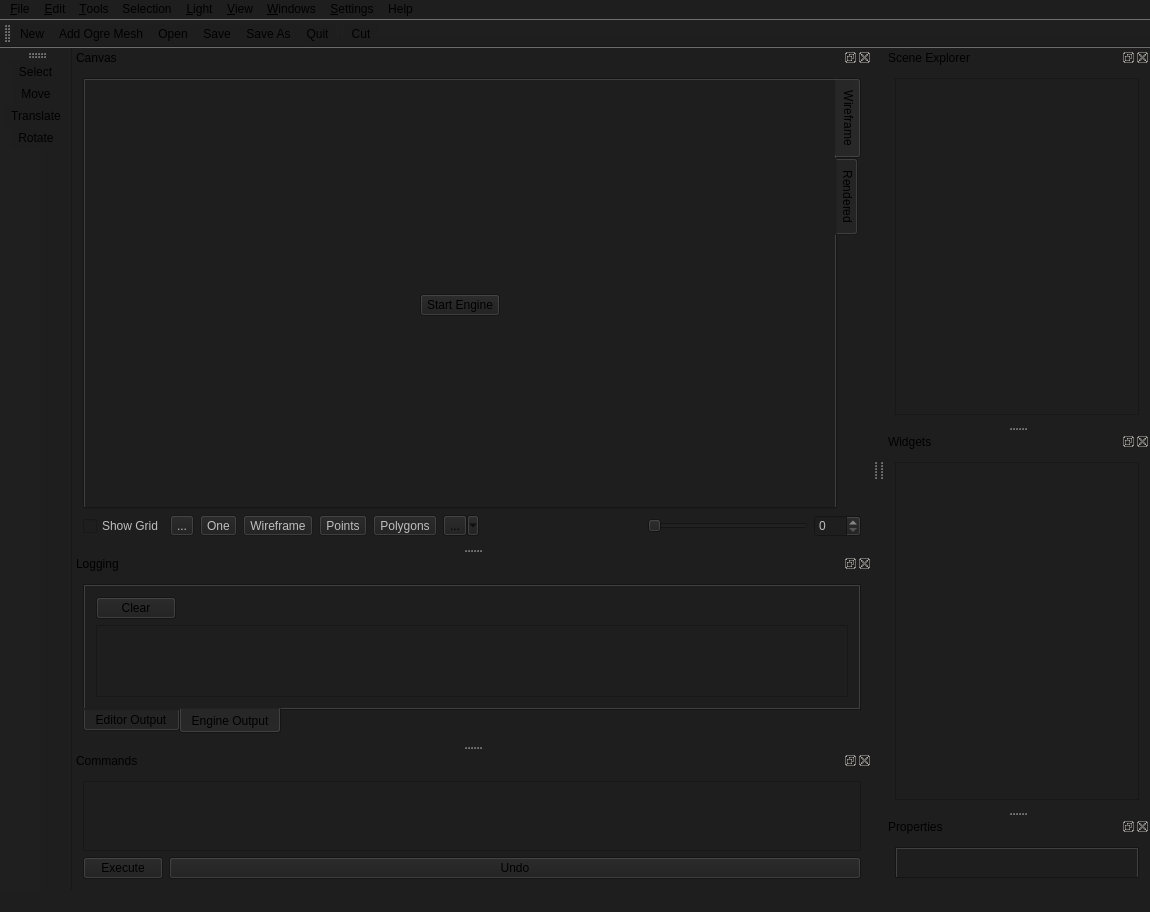
First picture: the form in Morph/mainwindow.ui, repository wazery/Morph-SDK, before the edit.
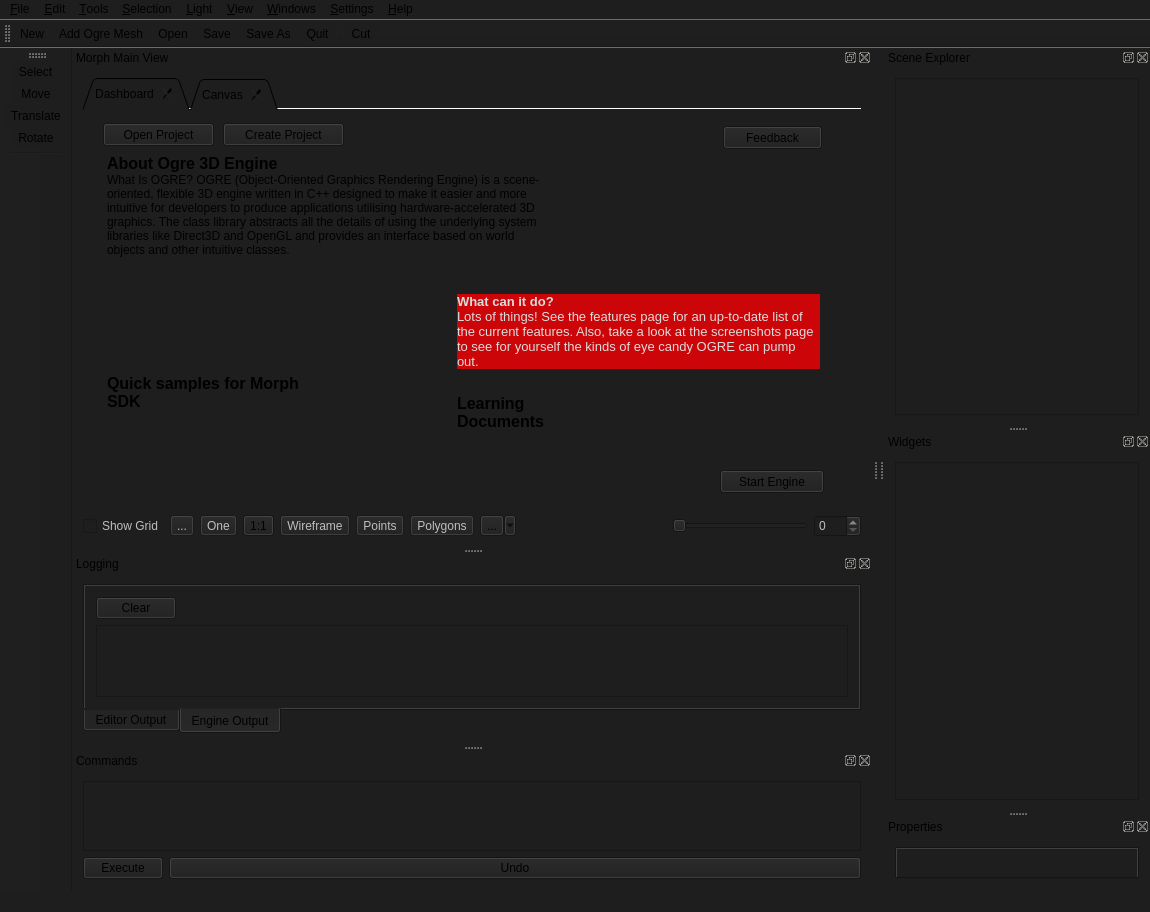
Second picture: the form after the edit. Icons and pictures are not drawn. Custom widgets are drawn as their Qt base class.

The edit to the form file:
```diff
--- a/Morph/mainwindow.ui
+++ b/Morph/mainwindow.ui
@@ -80,8 +80,9 @@
    </widget>
    <widget class="QMenu" name="menuSelection">
     <property name="title">
-     <string>Selection</string>
+     <string>&amp;Selection</string>
     </property>
+    <addaction name="action_Remove_Selected"/>
    </widget>
    <widget class="QMenu" name="menuObjects">
     <property name="title">
@@ -104,7 +105,6 @@
     <addaction name="actionMove"/>
     <addaction name="actionTranslate"/>
     <addaction name="actionRemoveMesh"/>
-    <addaction name="actionFakeError"/>
    </widget>
    <widget class="QMenu" name="menuWindows">
     <property name="title">
@@ -119,7 +119,7 @@
    </widget>
    <widget class="QMenu" name="menuHelp">
     <property name="title">
-     <string>Help</string>
+     <string>&amp;Help</string>
     </property>
     <addaction name="actionAbout_Morph"/>
    </widget>
@@ -193,6 +193,7 @@
    <addaction name="actionMove"/>
    <addaction name="actionTranslate"/>
    <addaction name="actionRotate"/>
+   <addaction name="separator"/>
   </widget>
   <widget class="QDockWidget" name="dockWidget">
    <property name="sizePolicy">
@@ -217,7 +218,7 @@
     <set>QDockWidget::AllDockWidgetFeatures</set>
    </property>
    <property name="windowTitle">
-    <string>Canvas</string>
+    <string>Morph Main View</string>
    </property>
    <attribute name="dockWidgetArea">
     <number>1</number>
@@ -233,10 +234,10 @@
         <string notr="true"/>
        </property>
        <property name="tabPosition">
-        <enum>QTabWidget::East</enum>
+        <enum>QTabWidget::North</enum>
        </property>
        <property name="tabShape">
-        <enum>QTabWidget::Rounded</enum>
+        <enum>QTabWidget::Triangular</enum>
        </property>
        <property name="currentIndex">
         <number>0</number>
@@ -244,94 +245,187 @@
        <property name="elideMode">
         <enum>Qt::ElideNone</enum>
        </property>
+       <property name="documentMode">
+        <bool>true</bool>
+       </property>
+       <property name="tabsClosable">
+        <bool>true</bool>
+       </property>
+       <property name="movable">
+        <bool>true</bool>
+       </property>
        <widget class="QWidget" name="tab_2">
         <attribute name="title">
-         <string>Wireframe</string>
+         <string>Dashboard</string>
         </attribute>
-        <layout class="QGridLayout" name="gridLayout_6">
-         <item row="1" column="0">
-          <layout class="QGridLayout" name="gridLayout_5">
-           <item row="0" column="1">
-            <widget class="QPushButton" name="pushButton">
-             <property name="accessibleName">
-              <string>Start</string>
-             </property>
-             <property name="text">
-              <string>Start Engine</string>
-             </property>
-             <property name="shortcut">
-              <string>Ctrl+Return</string>
-             </property>
-             <property name="autoDefault">
-              <bool>false</bool>
-             </property>
-             <property name="default">
-              <bool>false</bool>
-             </property>
-             <property name="flat">
-              <bool>false</bool>
-             </property>
-            </widget>
-           </item>
-           <item row="1" column="1">
-            <spacer name="verticalSpacer">
-             <property name="orientation">
-              <enum>Qt::Vertical</enum>
-             </property>
-             <property name="sizeHint" stdset="0">
-              <size>
-               <width>20</width>
-               <height>18</height>
-              </size>
-             </property>
-            </spacer>
-           </item>
-           <item row="0" column="2">
-            <spacer name="horizontalSpacer">
-             <property name="orientation">
-              <enum>Qt::Horizontal</enum>
-             </property>
-             <property name="sizeHint" stdset="0">
-              <size>
-               <width>40</width>
-               <height>20</height>
-              </size>
-             </property>
-            </spacer>
-           </item>
-           <item row="0" column="0">
-            <spacer name="horizontalSpacer_2">
-             <property name="orientation">
-              <enum>Qt::Horizontal</enum>
-             </property>
-             <property name="sizeHint" stdset="0">
-              <size>
-               <width>40</width>
-               <height>20</height>
-              </size>
-             </property>
-            </spacer>
-           </item>
-          </layout>
-         </item>
-         <item row="0" column="0">
-          <spacer name="verticalSpacer_2">
-           <property name="orientation">
-            <enum>Qt::Vertical</enum>
-           </property>
-           <property name="sizeHint" stdset="0">
-            <size>
-             <width>20</width>
-             <height>40</height>
-            </size>
-           </property>
-          </spacer>
-         </item>
-        </layout>
+        <widget class="QTextEdit" name="textEdit_2">
+         <property name="geometry">
+          <rect>
+           <x>370</x>
+           <y>180</y>
+           <width>371</width>
+           <height>91</height>
+          </rect>
+         </property>
+         <property name="frameShape">
+          <enum>QFrame::NoFrame</enum>
+         </property>
+         <property name="frameShadow">
+          <enum>QFrame::Plain</enum>
+         </property>
+         <property name="html">
+          <string>&lt;!DOCTYPE HTML PUBLIC &quot;-//W3C//DTD HTML 4.0//EN&quot; &quot;http://www.w3.org/TR/REC-html40/strict.dtd&quot;&gt;
+&lt;html&gt;&lt;head&gt;&lt;meta name=&quot;qrichtext&quot; content=&quot;1&quot; /&gt;&lt;style type=&quot;text/css&quot;&gt;
+p, li { white-space: pre-wrap; }
+&lt;/style&gt;&lt;/head&gt;&lt;body style=&quot; font-family:'Sans Serif'; font-size:9pt; font-weight:400; font-style:normal;&quot;&gt;
+&lt;p style=&quot; margin-top:12px; margin-bottom:12px; margin-left:0px; margin-right:0px; -qt-block-indent:0; text-indent:0px; background-color:#cc0508;&quot;&gt;&lt;span style=&quot; font-family:'Verdana,Geneva,Arial,Helvetica,sans-serif'; font-size:13px; font-weight:600; color:#dcdcdc;&quot;&gt;What can it do?&lt;/span&gt;&lt;span style=&quot; font-family:'Verdana,Geneva,Arial,Helvetica,sans-serif'; font-size:13px; color:#dcdcdc;&quot;&gt;&lt;br /&gt;Lots of things! See the features page for an up-to-date list of the current features. Also, take a look at the screenshots page to see for yourself the kinds of eye candy OGRE can pump out.&lt;/span&gt;&lt;/p&gt;&lt;/body&gt;&lt;/html&gt;</string>
+         </property>
+        </widget>
+        <widget class="QTextEdit" name="textEdit_3">
+         <property name="geometry">
+          <rect>
+           <x>20</x>
+           <y>260</y>
+           <width>201</width>
+           <height>51</height>
+          </rect>
+         </property>
+         <property name="frameShape">
+          <enum>QFrame::NoFrame</enum>
+         </property>
+         <property name="frameShadow">
+          <enum>QFrame::Plain</enum>
+         </property>
+         <property name="html">
+          <string>&lt;!DOCTYPE HTML PUBLIC &quot;-//W3C//DTD HTML 4.0//EN&quot; &quot;http://www.w3.org/TR/REC-html40/strict.dtd&quot;&gt;
+&lt;html&gt;&lt;head&gt;&lt;meta name=&quot;qrichtext&quot; content=&quot;1&quot; /&gt;&lt;style type=&quot;text/css&quot;&gt;
+p, li { white-space: pre-wrap; }
+&lt;/style&gt;&lt;/head&gt;&lt;body style=&quot; font-family:'Sans Serif'; font-size:9pt; font-weight:400; font-style:normal;&quot;&gt;
+&lt;p style=&quot; margin-top:0px; margin-bottom:0px; margin-left:0px; margin-right:0px; -qt-block-indent:0; text-indent:0px;&quot;&gt;&lt;span style=&quot; font-size:12pt; font-weight:600;&quot;&gt;Quick samples for Morph SDK&lt;/span&gt;&lt;/p&gt;&lt;/body&gt;&lt;/html&gt;</string>
+         </property>
+        </widget>
+        <widget class="QTextEdit" name="textEdit_4">
+         <property name="geometry">
+          <rect>
+           <x>370</x>
+           <y>280</y>
+           <width>151</width>
+           <height>61</height>
+          </rect>
+         </property>
+         <property name="frameShape">
+          <enum>QFrame::NoFrame</enum>
+         </property>
+         <property name="frameShadow">
+          <enum>QFrame::Plain</enum>
+         </property>
+         <property name="html">
+          <string>&lt;!DOCTYPE HTML PUBLIC &quot;-//W3C//DTD HTML 4.0//EN&quot; &quot;http://www.w3.org/TR/REC-html40/strict.dtd&quot;&gt;
+&lt;html&gt;&lt;head&gt;&lt;meta name=&quot;qrichtext&quot; content=&quot;1&quot; /&gt;&lt;style type=&quot;text/css&quot;&gt;
+p, li { white-space: pre-wrap; }
+&lt;/style&gt;&lt;/head&gt;&lt;body style=&quot; font-family:'Sans Serif'; font-size:9pt; font-weight:400; font-style:normal;&quot;&gt;
+&lt;p style=&quot; margin-top:0px; margin-bottom:0px; margin-left:0px; margin-right:0px; -qt-block-indent:0; text-indent:0px;&quot;&gt;&lt;span style=&quot; font-size:12pt; font-weight:600;&quot;&gt;Learning Documents&lt;/span&gt;&lt;/p&gt;&lt;/body&gt;&lt;/html&gt;</string>
+         </property>
+        </widget>
+        <widget class="QPushButton" name="pushButton_4">
+         <property name="geometry">
+          <rect>
+           <x>20</x>
+           <y>13</y>
+           <width>111</width>
+           <height>23</height>
+          </rect>
+         </property>
+         <property name="text">
+          <string>Open Project</string>
+         </property>
+        </widget>
+        <widget class="QPushButton" name="pushButton_5">
+         <property name="geometry">
+          <rect>
+           <x>140</x>
+           <y>13</y>
+           <width>121</width>
+           <height>23</height>
+          </rect>
+         </property>
+         <property name="text">
+          <string>Create Project</string>
+         </property>
+        </widget>
+        <widget class="QPushButton" name="pushButton_6">
+         <property name="geometry">
+          <rect>
+           <x>640</x>
+           <y>16</y>
+           <width>99</width>
+           <height>23</height>
+          </rect>
+         </property>
+         <property name="text">
+          <string>Feedback</string>
+         </property>
+        </widget>
+        <widget class="QTextEdit" name="textEdit">
+         <property name="geometry">
+          <rect>
+           <x>20</x>
+           <y>40</y>
+           <width>441</width>
+           <height>131</height>
+          </rect>
+         </property>
+         <property name="frameShape">
+          <enum>QFrame::NoFrame</enum>
+         </property>
+         <property name="frameShadow">
+          <enum>QFrame::Plain</enum>
+         </property>
+         <property name="html">
+          <string>&lt;!DOCTYPE HTML PUBLIC &quot;-//W3C//DTD HTML 4.0//EN&quot; &quot;http://www.w3.org/TR/REC-html40/strict.dtd&quot;&gt;
+&lt;html&gt;&lt;head&gt;&lt;meta name=&quot;qrichtext&quot; content=&quot;1&quot; /&gt;&lt;style type=&quot;text/css&quot;&gt;
+p, li { white-space: pre-wrap; }
+&lt;/style&gt;&lt;/head&gt;&lt;body style=&quot; font-family:'Sans Serif'; font-size:9pt; font-weight:400; font-style:normal;&quot;&gt;
+&lt;p style=&quot; margin-top:0px; margin-bottom:0px; margin-left:0px; margin-right:0px; -qt-block-indent:0; text-indent:0px;&quot;&gt;&lt;span style=&quot; font-size:12pt; font-weight:600;&quot;&gt;About Ogre 3D Engine&lt;/span&gt;&lt;/p&gt;
+&lt;p style=&quot; margin-top:0px; margin-bottom:0px; margin-left:0px; margin-right:0px; -qt-block-indent:0; text-indent:0px;&quot;&gt;What Is OGRE? OGRE (Object-Oriented Graphics Rendering Engine) is a scene-oriented, flexible 3D engine written in C++ designed to make it easier and more intuitive for developers to produce applications utilising hardware-accelerated 3D graphics. The class library abstracts all the details of using the underlying system libraries like Direct3D and OpenGL and provides an interface based on world objects and other intuitive classes.&lt;/p&gt;&lt;/body&gt;&lt;/html&gt;</string>
+         </property>
+        </widget>
+        <widget class="QPushButton" name="pushButton">
+         <property name="geometry">
+          <rect>
+           <x>637</x>
+           <y>360</y>
+           <width>104</width>
+           <height>23</height>
+          </rect>
+         </property>
+         <property name="accessibleName">
+          <string>Start</string>
+         </property>
+         <property name="text">
+          <string>Start Engine</string>
+         </property>
+         <property name="shortcut">
+          <string>Ctrl+Return</string>
+         </property>
+         <property name="autoDefault">
+          <bool>false</bool>
+         </property>
+         <property name="default">
+          <bool>false</bool>
+         </property>
+         <property name="flat">
+          <bool>false</bool>
+         </property>
+        </widget>
        </widget>
        <widget class="QWidget" name="rendered">
+        <attribute name="icon">
+         <iconset resource="icons.qrc">
+          <normaloff>:/dialogs/Media/icons/Work.png</normaloff>:/dialogs/Media/icons/Work.png</iconset>
+        </attribute>
         <attribute name="title">
-         <string>Rendered</string>
+         <string>Canvas</string>
         </attribute>
         <layout class="QGridLayout" name="gridLayout_4">
          <item row="0" column="0">
@@ -339,6 +433,9 @@
            <property name="acceptDrops">
             <bool>true</bool>
            </property>
+           <property name="toolTip">
+            <string>Here is the Ogre 3D engine canvas, it accepts drags &amp; drops from .mesh files</string>
+           </property>
           </widget>
          </item>
         </layout>
@@ -366,7 +463,7 @@
           <string>...</string>
          </property>
          <property name="icon">
-          <iconset resource="icons.qrc">
+          <iconset>
            <normaloff>:/toolbar/icons/scale.svg</normaloff>:/toolbar/icons/scale.svg</iconset>
          </property>
         </widget>
@@ -381,6 +478,13 @@
          </property>
         </widget>
        </item>
+       <item>
+        <widget class="QToolButton" name="toolButton">
+         <property name="text">
+          <string>1:1</string>
+         </property>
+        </widget>
+       </item>
        <item>
         <widget class="QToolButton" name="wireframe">
          <property name="enabled">
@@ -389,6 +493,10 @@
          <property name="text">
           <string>Wireframe</string>
          </property>
+         <property name="icon">
+          <iconset resource="icons.qrc">
+           <normaloff>:/dialogs/Media/icons/Work.png</normaloff>:/dialogs/Media/icons/Work.png</iconset>
+         </property>
         </widget>
        </item>
        <item>
@@ -418,7 +526,7 @@
          </property>
          <property name="icon">
           <iconset resource="icons.qrc">
-           <normaloff>:/toolbar/icons/search32.png</normaloff>:/toolbar/icons/search32.png</iconset>
+           <normaloff>:/dialogs/Media/icons/Search.png</normaloff>:/dialogs/Media/icons/Search.png</iconset>
          </property>
          <property name="popupMode">
           <enum>QToolButton::MenuButtonPopup</enum>
@@ -585,6 +693,10 @@
      <verstretch>0</verstretch>
     </sizepolicy>
    </property>
+   <property name="windowIcon">
+    <iconset resource="icons.qrc">
+     <normaloff>:/dialogs/Media/icons/List.png</normaloff>:/dialogs/Media/icons/List.png</iconset>
+   </property>
    <property name="windowTitle">
     <string>Scene Explorer</string>
    </property>
@@ -620,6 +732,12 @@
     <layout class="QGridLayout" name="gridLayout_7">
      <item row="0" column="0">
       <widget class="QListWidget" name="listWidget">
+       <property name="dragEnabled">
+        <bool>true</bool>
+       </property>
+       <property name="dragDropMode">
+        <enum>QAbstractItemView::DragOnly</enum>
+       </property>
        <property name="iconSize">
         <size>
          <width>32</width>
@@ -632,6 +750,16 @@
    </widget>
   </widget>
   <widget class="QDockWidget" name="dockWidget_5">
+   <property name="maximumSize">
+    <size>
+     <width>500</width>
+     <height>700</height>
+    </size>
+   </property>
+   <property name="windowIcon">
+    <iconset resource="icons.qrc">
+     <normaloff>:/dialogs/Media/icons/Control Panel.png</normaloff>:/dialogs/Media/icons/Control Panel.png</iconset>
+   </property>
    <property name="windowTitle">
     <string>Properties</string>
    </property>
@@ -688,7 +816,7 @@
   <action name="actionOpen">
    <property name="icon">
     <iconset resource="icons.qrc">
-     <normaloff>:/toolbar/icons/folder32.png</normaloff>:/toolbar/icons/folder32.png</iconset>
+     <normaloff>:/dialogs/Media/icons/File.png</normaloff>:/dialogs/Media/icons/File.png</iconset>
    </property>
    <property name="text">
     <string>&amp;Open</string>
@@ -698,6 +826,10 @@
    </property>
   </action>
   <action name="actionSave">
+   <property name="icon">
+    <iconset resource="icons.qrc">
+     <normaloff>:/dialogs/Media/icons/Sign-Down.png</normaloff>:/dialogs/Media/icons/Sign-Down.png</iconset>
+   </property>
    <property name="text">
     <string>&amp;Save</string>
    </property>
@@ -705,7 +837,7 @@
   <action name="actionQuit">
    <property name="icon">
     <iconset resource="icons.qrc">
-     <normaloff>:/toolbar/icons/block32.png</normaloff>:/toolbar/icons/block32.png</iconset>
+     <normaloff>:/dialogs/Media/icons/Power.png</normaloff>:/dialogs/Media/icons/Power.png</iconset>
    </property>
    <property name="text">
     <string>&amp;Quit</string>
@@ -717,7 +849,7 @@
   <action name="actionNew">
    <property name="icon">
     <iconset resource="icons.qrc">
-     <normaloff>:/toolbar/icons/ogscene2.png</normaloff>:/toolbar/icons/ogscene2.png</iconset>
+     <normaloff>:/actions/Media/icons/document_alt_stroke_24x32.png</normaloff>:/actions/Media/icons/document_alt_stroke_24x32.png</iconset>
    </property>
    <property name="text">
     <string>&amp;New</string>
@@ -727,6 +859,10 @@
    </property>
   </action>
   <action name="actionSave_as">
+   <property name="icon">
+    <iconset resource="icons.qrc">
+     <normaloff>:/dialogs/Media/icons/Floppy.png</normaloff>:/dialogs/Media/icons/Floppy.png</iconset>
+   </property>
    <property name="text">
     <string>Save &amp;As</string>
    </property>
@@ -737,7 +873,7 @@
   <action name="actionSelect">
    <property name="icon">
     <iconset resource="icons.qrc">
-     <normaloff>:/toolbar/icons/arrow32.png</normaloff>:/toolbar/icons/arrow32.png</iconset>
+     <normaloff>:/dialogs/Media/icons/Arrow.png</normaloff>:/dialogs/Media/icons/Arrow.png</iconset>
    </property>
    <property name="text">
     <string>&amp;Select</string>
@@ -749,7 +885,7 @@
   <action name="actionMove">
    <property name="icon">
     <iconset resource="icons.qrc">
-     <normaloff>:/toolbar/icons/move.png</normaloff>:/toolbar/icons/move.png</iconset>
+     <normaloff>:/actions/Media/icons/move_alt2_32x32.png</normaloff>:/actions/Media/icons/move_alt2_32x32.png</iconset>
    </property>
    <property name="text">
     <string>&amp;Move</string>
@@ -761,7 +897,7 @@
   <action name="actionTranslate">
    <property name="icon">
     <iconset resource="icons.qrc">
-     <normaloff>:/toolbar/icons/translate.png</normaloff>:/toolbar/icons/translate.png</iconset>
+     <normaloff>:/actions/Media/icons/move.png</normaloff>:/actions/Media/icons/move.png</iconset>
    </property>
    <property name="text">
     <string>&amp;Translate</string>
@@ -780,7 +916,7 @@
   </action>
   <action name="actionPaste">
    <property name="icon">
-    <iconset resource="icons.qrc">
+    <iconset>
      <normaloff>:/toolbar/icons/translate.png</normaloff>:/toolbar/icons/translate.png</iconset>
    </property>
    <property name="text">
@@ -796,7 +932,7 @@
   <action name="actionCut">
    <property name="icon">
     <iconset resource="icons.qrc">
-     <normaloff>:/toolbar/icons/scissors32.png</normaloff>:/toolbar/icons/scissors32.png</iconset>
+     <normaloff>:/actions/Media/icons/scissors32.png</normaloff>:/actions/Media/icons/scissors32.png</iconset>
    </property>
    <property name="text">
     <string>&amp;Cut</string>
@@ -830,6 +966,10 @@
    </property>
   </action>
   <action name="actionFull_Screen">
+   <property name="icon">
+    <iconset resource="icons.qrc">
+     <normaloff>:/actions/Media/icons/fullscreen_32x32.png</normaloff>:/actions/Media/icons/fullscreen_32x32.png</iconset>
+   </property>
    <property name="text">
     <string>&amp;Full Screen</string>
    </property>
@@ -838,31 +978,51 @@
    </property>
   </action>
   <action name="actionShow_3D_Canvas">
+   <property name="icon">
+    <iconset resource="icons.qrc">
+     <normaloff>:/dialogs/Media/icons/Work.png</normaloff>:/dialogs/Media/icons/Work.png</iconset>
+   </property>
    <property name="text">
     <string>&amp;Show 3D Canvas</string>
    </property>
   </action>
   <action name="actionWidgets">
    <property name="text">
-    <string>Widgets</string>
+    <string>&amp;Widgets</string>
    </property>
   </action>
   <action name="actionScene_Explorer">
+   <property name="icon">
+    <iconset resource="icons.qrc">
+     <normaloff>:/dialogs/Media/icons/List.png</normaloff>:/dialogs/Media/icons/List.png</iconset>
+   </property>
    <property name="text">
-    <string>Scene Explorer</string>
+    <string>&amp;Scene Explorer</string>
    </property>
   </action>
   <action name="actionCanvas">
+   <property name="icon">
+    <iconset resource="icons.qrc">
+     <normaloff>:/dialogs/Media/icons/Work.png</normaloff>:/dialogs/Media/icons/Work.png</iconset>
+   </property>
    <property name="text">
-    <string>Canvas</string>
+    <string>&amp;Canvas</string>
    </property>
   </action>
   <action name="actionLogging">
+   <property name="icon">
+    <iconset resource="icons.qrc">
+     <normaloff>:/dialogs/Media/icons/info.png</normaloff>:/dialogs/Media/icons/info.png</iconset>
+   </property>
    <property name="text">
-    <string>Logging</string>
+    <string>&amp;Logging</string>
    </property>
   </action>
   <action name="actionAbout_Morph">
+   <property name="icon">
+    <iconset resource="icons.qrc">
+     <normaloff>:/dialogs/Media/icons/info-2.png</normaloff>:/dialogs/Media/icons/info-2.png</iconset>
+   </property>
    <property name="text">
     <string>About Morph</string>
    </property>
@@ -870,17 +1030,12 @@
   <action name="actionRotate">
    <property name="icon">
     <iconset resource="icons.qrc">
-     <normaloff>:/toolbar/icons/leftturnarrow32.png</normaloff>:/toolbar/icons/leftturnarrow32.png</iconset>
+     <normaloff>:/actions/Media/icons/rotate.png</normaloff>:/actions/Media/icons/rotate.png</iconset>
    </property>
    <property name="text">
     <string>Rotate</string>
    </property>
   </action>
-  <action name="actionFakeError">
-   <property name="text">
-    <string>fakeError</string>
-   </property>
-  </action>
   <action name="actionShow_Bounding_Box">
    <property name="text">
     <string>Show &amp;Bounding Box</string>
@@ -898,7 +1053,7 @@
   <action name="actionAdd_Ogre_Mesh">
    <property name="icon">
     <iconset resource="icons.qrc">
-     <normaloff>:/toolbar/icons/scene.svg</normaloff>:/toolbar/icons/scene.svg</iconset>
+     <normaloff>:/actions/Media/icons/document_alt_stroke_24x32.png</normaloff>:/actions/Media/icons/document_alt_stroke_24x32.png</iconset>
    </property>
    <property name="text">
     <string>Add Ogre Mesh</string>
@@ -910,6 +1065,10 @@
    </property>
   </action>
   <action name="action_Add_Light">
+   <property name="icon">
+    <iconset resource="icons.qrc">
+     <normaloff>:/dialogs/Media/icons/Bulb.png</normaloff>:/dialogs/Media/icons/Bulb.png</iconset>
+   </property>
    <property name="text">
     <string>Add &amp;Light</string>
    </property>
@@ -920,7 +1079,7 @@
   <action name="actionRemoveMesh">
    <property name="icon">
     <iconset resource="icons.qrc">
-     <normaloff>:/toolbar/icons/scissors32.png</normaloff>:/toolbar/icons/scissors32.png</iconset>
+     <normaloff>:/actions/Media/icons/trash_stroke_32x32.png</normaloff>:/actions/Media/icons/trash_stroke_32x32.png</iconset>
    </property>
    <property name="text">
     <string>&amp;Remove Mesh</string>
@@ -929,6 +1088,11 @@
     <string>removeMesh</string>
    </property>
   </action>
+  <action name="action_Remove_Selected">
+   <property name="text">
+    <string>&amp;Remove Selected</string>
+   </property>
+  </action>
  </widget>
  <layoutdefault spacing="6" margin="11"/>
  <customwidgets>
```
